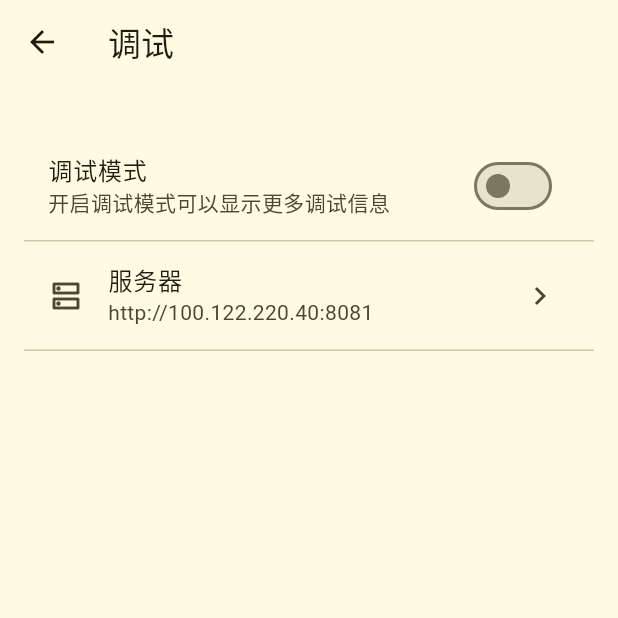
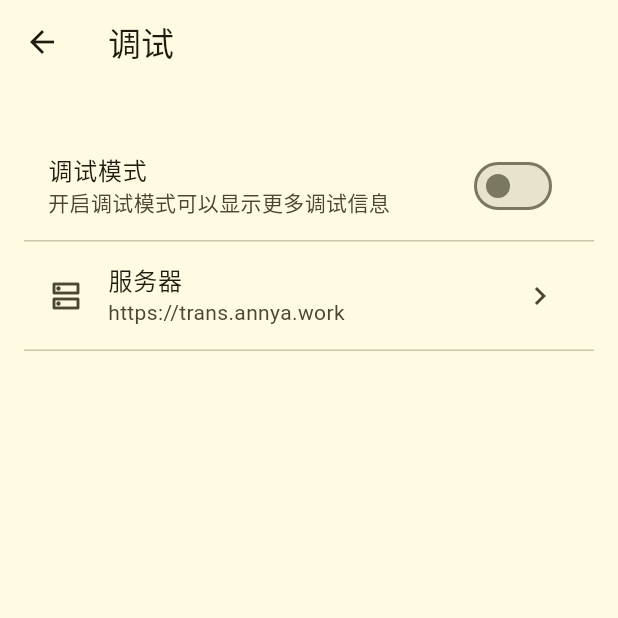
Before and after one commit to An-n-ya/TransPlatformFlutter, a Flutter app: the SettingsPage screen opened directly, after a tap on "调试", on a phone screen of 412 x 824 dp, the top half of it. Run offline on Flutter 3.47's test engine with Material 3 defaults, Android fonts, the light colour scheme and no system bars; our stand-ins replace flutter_riverpod, flutter_secure_storage, image_picker, location, permission_handler, riverpod_annotation and 1 more; missing offline and left inert: agora_rtc_engine, easy_image_viewer; accounts and stored records are empty; generated files the repository leaves out were written again.

Commit message:
build: ipa build conifg update

```diff
--- a/lib/config/env.dart
+++ b/lib/config/env.dart
@@ -12,9 +12,9 @@ class Env {
   /// - 真机（同一 WiFi）→ http://192.168.1.14:8081
   /// - Web 浏览器     → http://localhost:8081
   /// - Tailscale 远程 → http://100.122.220.40:8081
-  static const String apiBaseUrl = 'http://100.122.220.40:8081';
+  // static const String apiBaseUrl = 'http://100.122.220.40:8081';
   // static const String apiBaseUrl = 'http://100.108.168.72:8081';
-  // static const String apiBaseUrl = 'https://trans.annya.work';
+  static const String apiBaseUrl = 'https://trans.annya.work';
 
   /// JWT access token for remote mode.
   static const String? accessToken = null;
```
Also changed, not shown: pubspec.lock, 2 other files.
